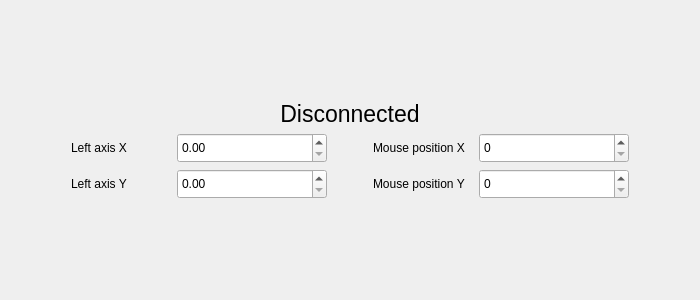
Old version of the form Gamepad-Driver/gamepaddriver.ui in the repository UnderWaterWelder27/NG-2021-Gamepad-driver.
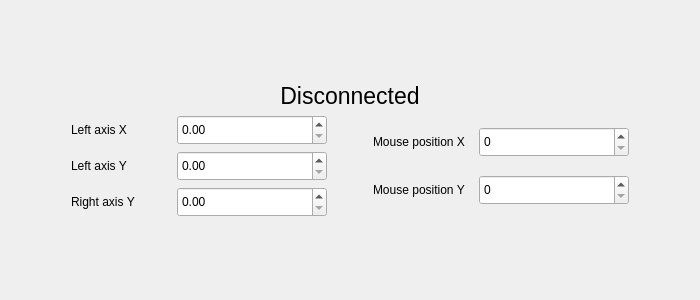
New version of the form.

Commit message: add QSpinbox for right axis Y value

Diff of the .ui file:
```diff
--- a/Gamepad-Driver/gamepaddriver.ui
+++ b/Gamepad-Driver/gamepaddriver.ui
@@ -31,7 +31,7 @@
   <widget class="QWidget" name="centralwidget">
    <layout class="QGridLayout" name="gridLayout">
     <item row="0" column="0">
-     <layout class="QHBoxLayout" name="horizontalLayout_6">
+     <layout class="QHBoxLayout" name="horizontalLayout_7">
       <item>
        <spacer name="horizontalSpacer">
         <property name="orientation">
@@ -78,9 +78,9 @@
            </widget>
           </item>
           <item>
-           <layout class="QHBoxLayout" name="horizontalLayout_5">
+           <layout class="QHBoxLayout" name="horizontalLayout_6">
             <item>
-             <layout class="QVBoxLayout" name="verticalLayout_2">
+             <layout class="QVBoxLayout" name="verticalLayout">
               <item>
                <layout class="QHBoxLayout" name="horizontalLayout_3">
                 <item>
@@ -135,12 +135,39 @@
                 </item>
                </layout>
               </item>
+              <item>
+               <layout class="QHBoxLayout" name="horizontalLayout_5">
+                <item>
+                 <widget class="QLabel" name="l_RightAxisY">
+                  <property name="minimumSize">
+                   <size>
+                    <width>100</width>
+                    <height>30</height>
+                   </size>
+                  </property>
+                  <property name="text">
+                   <string>Right axis Y</string>
+                  </property>
+                 </widget>
+                </item>
+                <item>
+                 <widget class="QDoubleSpinBox" name="sb_axisRightY">
+                  <property name="minimumSize">
+                   <size>
+                    <width>150</width>
+                    <height>30</height>
+                   </size>
+                  </property>
+                 </widget>
+                </item>
+               </layout>
+              </item>
              </layout>
             </item>
             <item>
-             <layout class="QVBoxLayout" name="verticalLayout">
+             <layout class="QVBoxLayout" name="verticalLayout_2">
               <item>
-               <layout class="QHBoxLayout" name="horizontalLayout_2">
+               <layout class="QHBoxLayout" name="horizontalLayout">
                 <item>
                  <spacer name="horizontalSpacer_3">
                   <property name="orientation">
@@ -180,7 +207,7 @@
                </layout>
               </item>
               <item>
-               <layout class="QHBoxLayout" name="horizontalLayout">
+               <layout class="QHBoxLayout" name="horizontalLayout_2">
                 <item>
                  <spacer name="horizontalSpacer_4">
                   <property name="orientation">
```
The commit also changes 1 other file.
